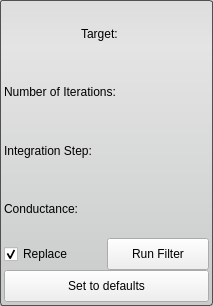
The window that src/Interface/ToolInterface/AnisotropicDiffusionFilterInterface.ui (SCIInstitute/Seg3D) describes before a commit, drawn with Qt 5.
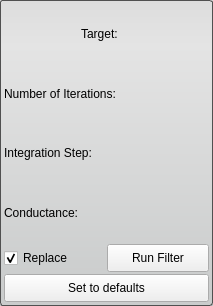
The same window after the commit.

Commit message: updates for adding filter actions, some filter actions

```diff
--- a/src/Interface/ToolInterface/AnisotropicDiffusionFilterInterface.ui
+++ b/src/Interface/ToolInterface/AnisotropicDiffusionFilterInterface.ui
@@ -187,7 +187,13 @@
        <property name="minimumSize">
         <size>
          <width>0</width>
-         <height>32</height>
+         <height>28</height>
+        </size>
+       </property>
+       <property name="maximumSize">
+        <size>
+         <width>16777215</width>
+         <height>28</height>
         </size>
        </property>
        <property name="text">
@@ -202,7 +208,13 @@
      <property name="minimumSize">
       <size>
        <width>0</width>
-       <height>32</height>
+       <height>28</height>
+      </size>
+     </property>
+     <property name="maximumSize">
+      <size>
+       <width>16777215</width>
+       <height>28</height>
       </size>
      </property>
      <property name="text">
```
The commit also changes 57 other files.
